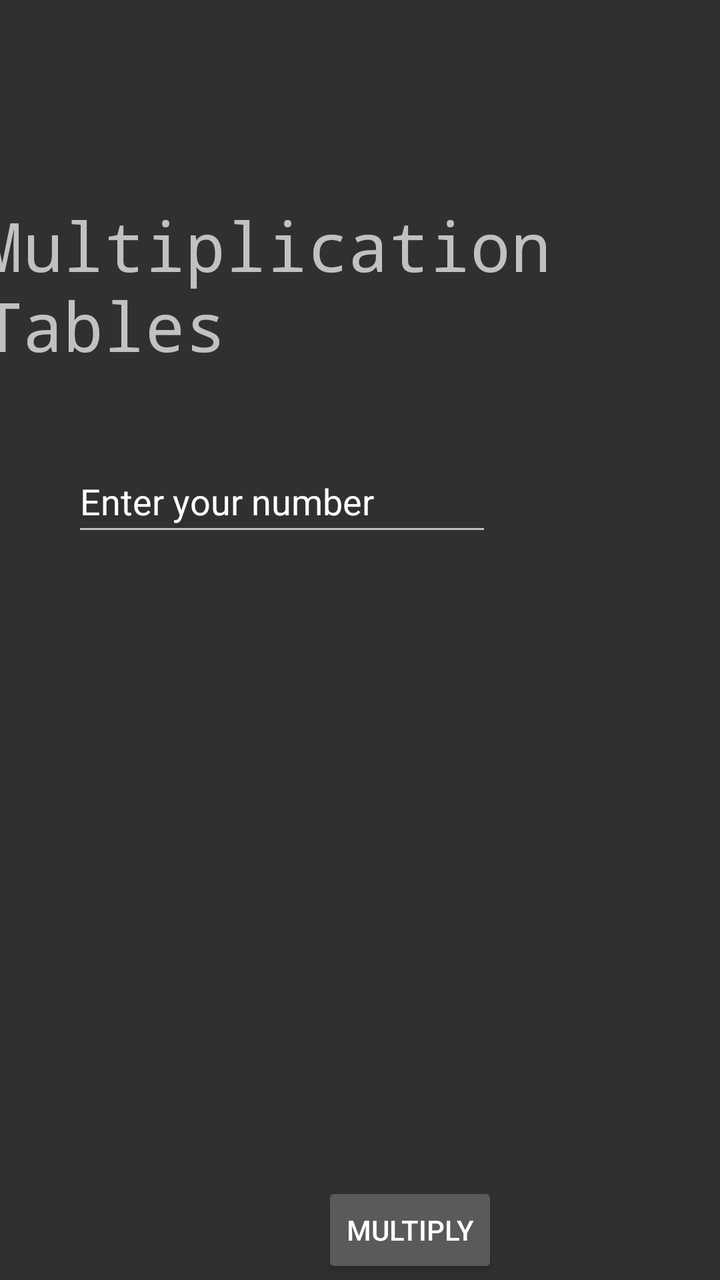
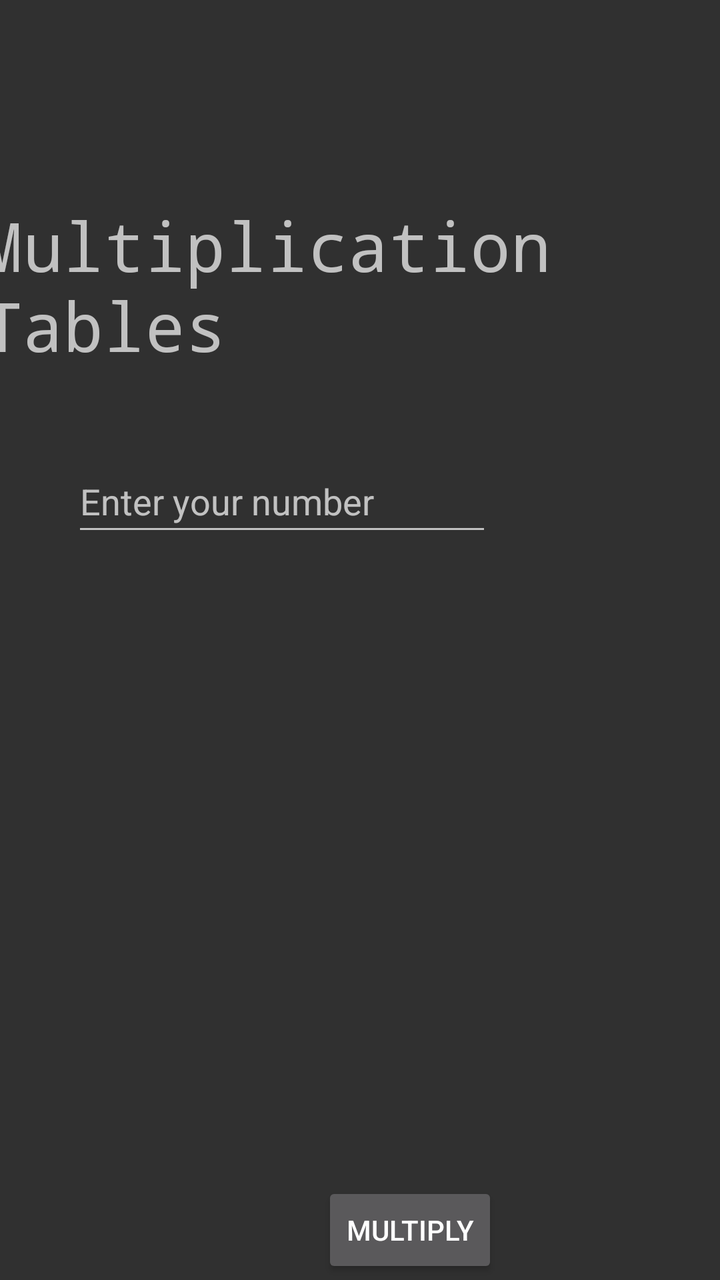

Compare the two renders of this Android layout. The source of the first and the diff that turns it into the second are given below.
<!-- AndroidManifest.xml: application theme Theme.Multiplaction -->
<!-- res/layout/activity_main.xml -->
<?xml version="1.0" encoding="utf-8"?>
<androidx.constraintlayout.widget.ConstraintLayout xmlns:android="http://schemas.android.com/apk/res/android"
    xmlns:app="http://schemas.android.com/apk/res-auto"
    xmlns:tools="http://schemas.android.com/tools"
    android:id="@+id/main"
    android:layout_width="match_parent"
    android:layout_height="match_parent"
    tools:context=".MainActivity">

    <TextView
        android:id="@+id/titleText"
        android:layout_width="367dp"
        android:layout_height="104dp"
        android:layout_marginStart="18dp"
        android:layout_marginTop="100dp"
        android:layout_marginEnd="26dp"
        android:fontFamily="monospace"
        android:text="@string/multiplication_tables"
        android:textSize="34sp"
        app:layout_constraintEnd_toEndOf="parent"
        app:layout_constraintHorizontal_bias="0.54"
        app:layout_constraintStart_toStartOf="parent"
        app:layout_constraintTop_toTopOf="parent"
        tools:ignore="TextSizeCheck" />

    <EditText
        android:id="@+id/enterNumberText"
        android:layout_width="wrap_content"
        android:layout_height="wrap_content"
        android:layout_marginStart="87dp"
        android:layout_marginTop="300dp"
        android:layout_marginEnd="114dp"
        android:layout_marginBottom="159dp"
        android:autofillHints=""
        android:ems="10"
        android:inputType="number"
        android:minHeight="48dp"
        android:text="@string/enter_your_number"
        app:layout_constraintBottom_toTopOf="@+id/multiplyBtn"
        app:layout_constraintEnd_toEndOf="parent"
        app:layout_constraintHorizontal_bias="1.0"
        app:layout_constraintStart_toStartOf="parent"
        app:layout_constraintTop_toBottomOf="@+id/titleText"
        tools:ignore="LabelFor" />

    <Button
        android:id="@+id/multiplyBtn"
        android:layout_width="wrap_content"
        android:layout_height="wrap_content"
        android:layout_marginStart="161dp"
        android:layout_marginTop="159dp"
        android:layout_marginEnd="162dp"
        android:layout_marginBottom="280dp"
        android:text="@string/multiply"
        app:layout_constraintBottom_toBottomOf="parent"
        app:layout_constraintEnd_toEndOf="parent"
        app:layout_constraintHorizontal_bias="0.0"
        app:layout_constraintStart_toStartOf="parent"
        app:layout_constraintTop_toBottomOf="@id/enterNumberText" />

</androidx.constraintlayout.widget.ConstraintLayout>
<!-- resources referenced by this layout -->
<resources>
  <string name="enter_your_number">Enter your number</string>
  <string name="multiplication_tables">Multiplication Tables</string>
  <string name="multiply">Multiply</string>
  <style name="Theme.Multiplaction" parent="Theme.Design.NoActionBar" />
</resources>

<!-- the commit's change to res/layout/activity_main.xml (unified diff, before → after) -->
@@ -35,7 +35,7 @@
         android:ems="10"
         android:inputType="number"
         android:minHeight="48dp"
-        android:text="@string/enter_your_number"
+        android:hint="@string/enter_your_number"
         app:layout_constraintBottom_toTopOf="@+id/multiplyBtn"
         app:layout_constraintEnd_toEndOf="parent"
         app:layout_constraintHorizontal_bias="1.0"
